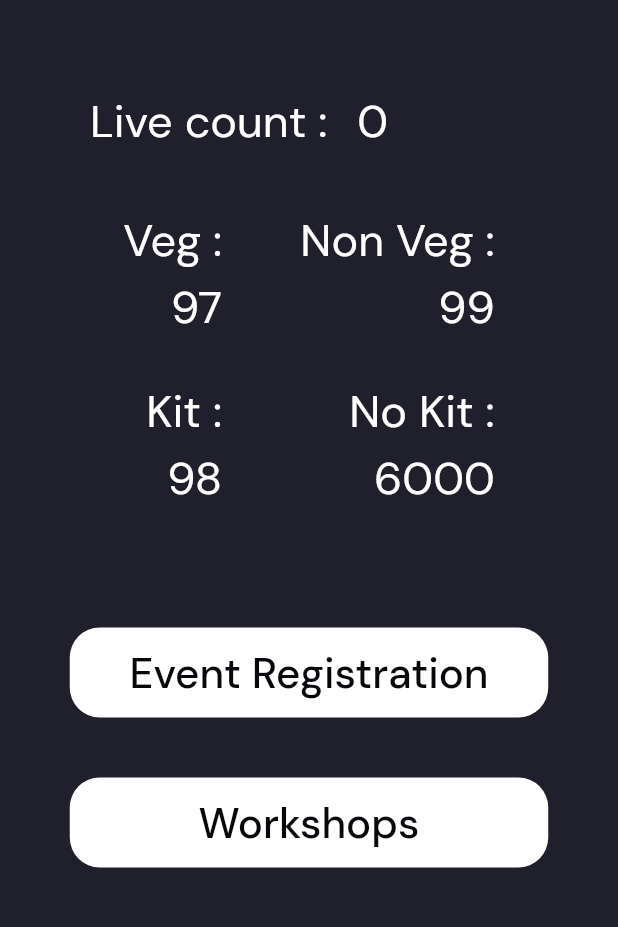
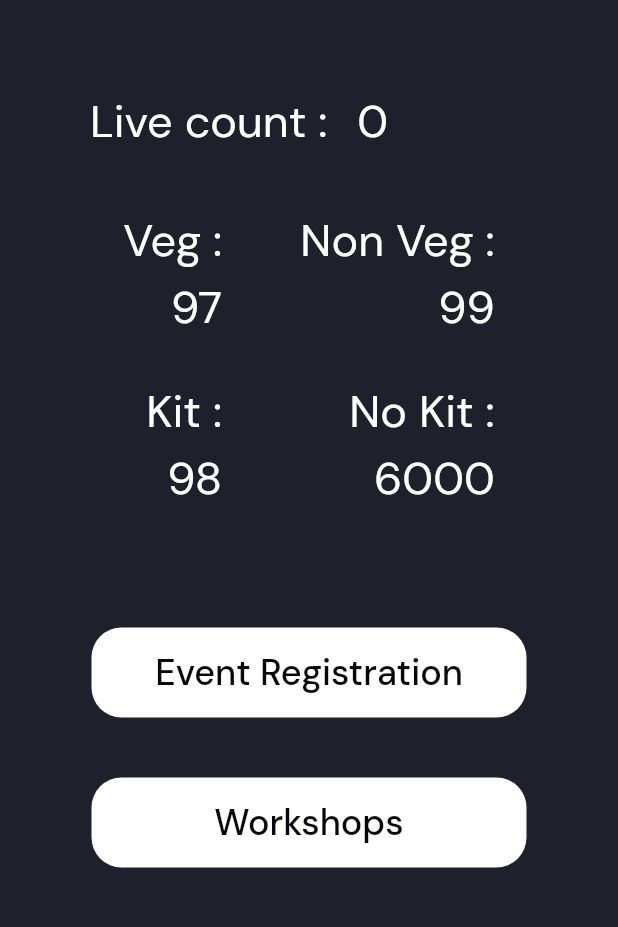
Before and after one commit to sreenath-kp/IEDC-Summit23-Admin, a Flutter app: the screen it shows after launch, on a phone screen of 412 x 824 dp, the part 67-994 px from its top. Run offline on Flutter 3.47's test engine with Material 2 defaults, Android fonts, the light colour scheme and no system bars; our stand-ins replace cloud_firestore, firebase_core, flutter_riverpod, google_fonts; missing offline and left inert: mobile_scanner; accounts and stored records are empty.

```diff
--- a/lib/components/home_button.dart
+++ b/lib/components/home_button.dart
@@ -10,7 +10,7 @@ class HomeButton extends StatelessWidget {
     return Column(
       children: [
         Container(
-          width: 319,
+          width: 290,
           height: 60,
           decoration: ShapeDecoration(
             color: Colors.white,
@@ -25,7 +25,7 @@ class HomeButton extends StatelessWidget {
               textAlign: TextAlign.center,
               style: const TextStyle(
                 color: Color(0xFF07070C),
-                fontSize: 28,
+                fontSize: 24,
                 fontWeight: FontWeight.w500,
                 height: 0,
               ),
@@ -36,42 +36,3 @@ class HomeButton extends StatelessWidget {
     );
   }
 }
-
-// class Frame2 extends StatelessWidget {
-//   @override
-//   Widget build(BuildContext context) {
-//     return Column(
-//       children: [
-//         Container(
-//           width: 319,
-//           height: 60,
-//           padding: const EdgeInsets.only(
-//             top: 10,
-//             left: 31,
-//             right: 31,
-//             bottom: 11,
-//           ),
-//           clipBehavior: Clip.antiAlias,
-//           decoration: ShapeDecoration(
-//             color: Colors.white,
-//             shape: RoundedRectangleBorder(
-//               borderRadius: BorderRadius.circular(20),
-//             ),
-//           ),
-//           child: TextButton(
-//             onPressed: func,
-//             child: Text(
-//               title,
-//               textAlign: TextAlign.center,
-//               style: const TextStyle(
-//                 color: Colors.amberAccent,
-//                 fontWeight: FontWeight.bold,
-//                 fontSize: 18,
-//               ),
-//             ),
-//           ),
-//         ),
-//       ],
-//     );
-//   }
-// }
--- a/lib/screens/home_screen.dart
+++ b/lib/screens/home_screen.dart
@@ -4,8 +4,6 @@ import 'package:google_fonts/google_fonts.dart';
 import 'package:summit_admin_app/components/home_button.dart';
 import 'package:summit_admin_app/components/home_screen_texts.dart';
 import 'package:summit_admin_app/controller/attendee_controller.dart';
-// import 'package:summit_admin_app/providers/firebase_providers.dart';
-// import 'package:summit_admin_app/respository/townscript_repo.dart';
 // import 'package:summit_admin_app/providers/firebase_providers.dart';
 // import 'package:summit_admin_app/respository/townscript_repo.dart';
 
```
Also changed, not shown: lib/respository/attendee_repository.dart.dart (+6 -6 lines), lib/models/workshop_model.dart (added).
